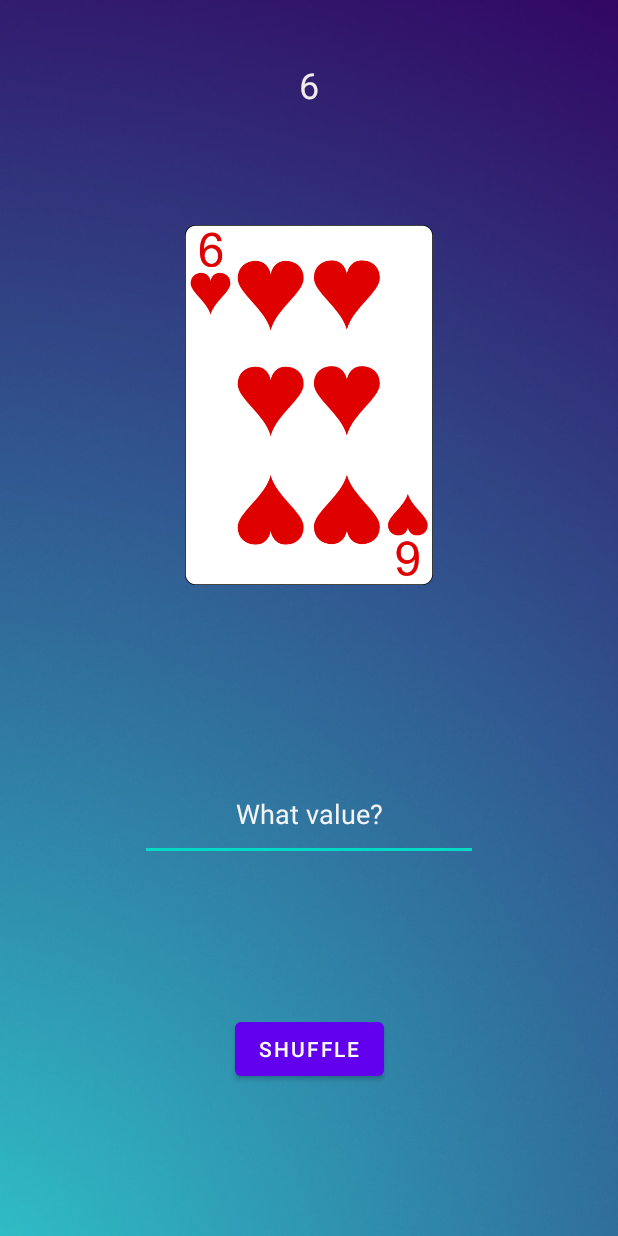
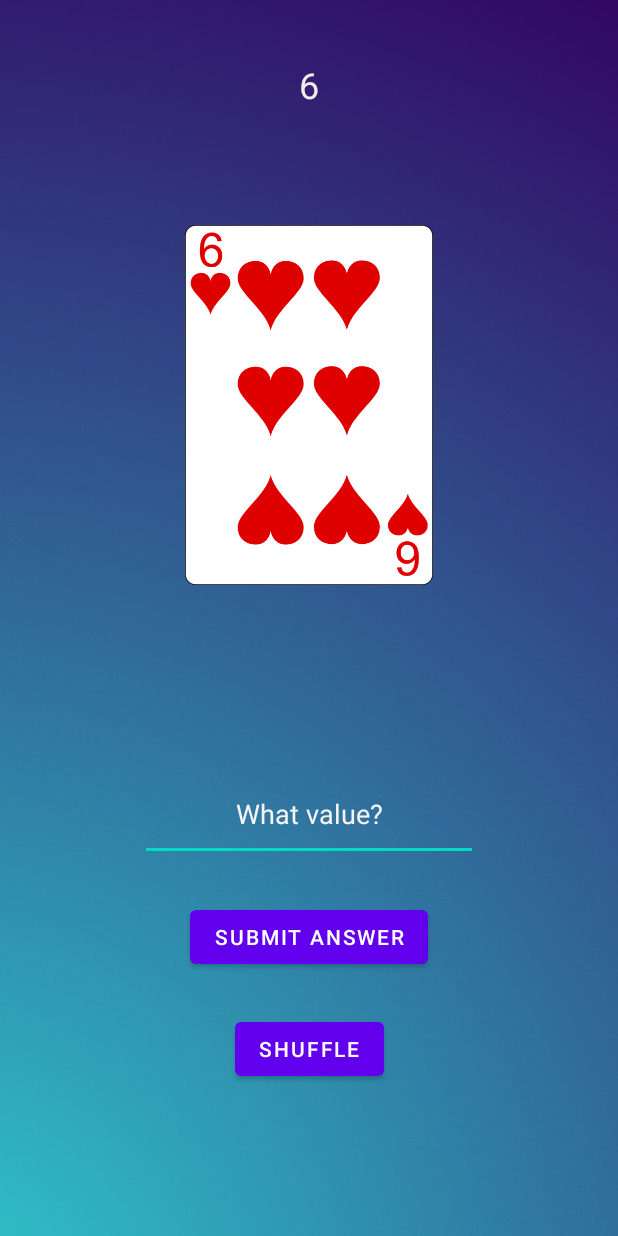
Before and after one commit to emilakerman/cardzone, an Android app: the GameActivity2 screen opened directly, with no data from a screen before it, after a tap on "SHUFFLE", on a phone screen of 412 x 824 dp. Run offline under Robolectric (Android 15) with nearby library versions, the phone set to English and light mode, and no system bars.

```diff
--- a/app/src/main/AndroidManifest.xml
+++ b/app/src/main/AndroidManifest.xml
@@ -13,6 +13,9 @@
         android:supportsRtl="true"
         android:theme="@style/Theme.Cardzone"
         tools:targetApi="31">
+        <activity
+            android:name=".GameActivity1WinScreen"
+            android:exported="false" />
         <activity
             android:name=".GameActivity2"
             android:exported="false" />
--- a/app/src/main/java/com/example/cardzone/GameActivity2.kt
+++ b/app/src/main/java/com/example/cardzone/GameActivity2.kt
@@ -21,11 +21,22 @@ class GameActivity2 : AppCompatActivity() {
         setContentView(R.layout.activity_game2)
         supportActionBar?.hide()//REMOVES THE TOP ACTION BAR
 
+        //QA
+        answerView = findViewById(R.id.answerView)
+        val answerButton = findViewById<Button>(R.id.answerButton)
+        answerButton.setOnClickListener {
+            submitButton()
+        }
+
+        //SHUFFLE
         val changeCardButton = findViewById<Button>(R.id.changeCardButton)
         changeCardButton.setOnClickListener {
             shuffleCards()
         }
 
+
+    }
+    fun submitButton() {
 
     }
     fun shuffleCards() {
@@ -146,4 +157,5 @@ class GameActivity2 : AppCompatActivity() {
         var textView5 = findViewById<TextView>(R.id.textView5)
         textView5.text = currentCard.value.toString()
     }
+
 }
--- a/app/src/main/res/layout/activity_game1.xml
+++ b/app/src/main/res/layout/activity_game1.xml
@@ -77,7 +77,7 @@
         android:id="@+id/textView6"
         android:layout_width="wrap_content"
         android:layout_height="wrap_content"
-        android:layout_marginBottom="40dp"
+        android:layout_marginBottom="50dp"
         android:text="GET THE BLACK CARDS!"
         android:textSize="20sp"
         app:layout_constraintBottom_toBottomOf="parent"
@@ -88,8 +88,7 @@
         android:id="@+id/textView7"
         android:layout_width="wrap_content"
         android:layout_height="wrap_content"
-        android:layout_marginTop="5dp"
-        android:layout_marginBottom="5dp"
+        android:layout_marginTop="2dp"
         android:text="DONT TOUCH THE RED ONES"
         android:textSize="20sp"
         app:layout_constraintBottom_toBottomOf="parent"
--- a/app/src/main/res/layout/activity_game2.xml
+++ b/app/src/main/res/layout/activity_game2.xml
@@ -63,4 +63,14 @@
         app:layout_constraintStart_toStartOf="parent"
         app:layout_constraintTop_toTopOf="parent" />
 
+    <Button
+        android:id="@+id/answerButton"
+        android:layout_width="wrap_content"
+        android:layout_height="wrap_content"
+        android:text="Submit answer"
+        app:layout_constraintBottom_toTopOf="@+id/changeCardButton"
+        app:layout_constraintEnd_toEndOf="parent"
+        app:layout_constraintStart_toStartOf="parent"
+        app:layout_constraintTop_toBottomOf="@+id/answerView" />
+
 </androidx.constraintlayout.widget.ConstraintLayout>
```
Also changed, not shown: app/src/main/java/com/example/cardzone/GameActivity1.kt (+10 -4 lines), app/src/main/java/com/example/cardzone/GameActivity1WinScreen.kt (added, +23 -0 lines), app/src/main/res/layout/activity_game_activity1_win_screen.xml (added, +43 -0 lines).
